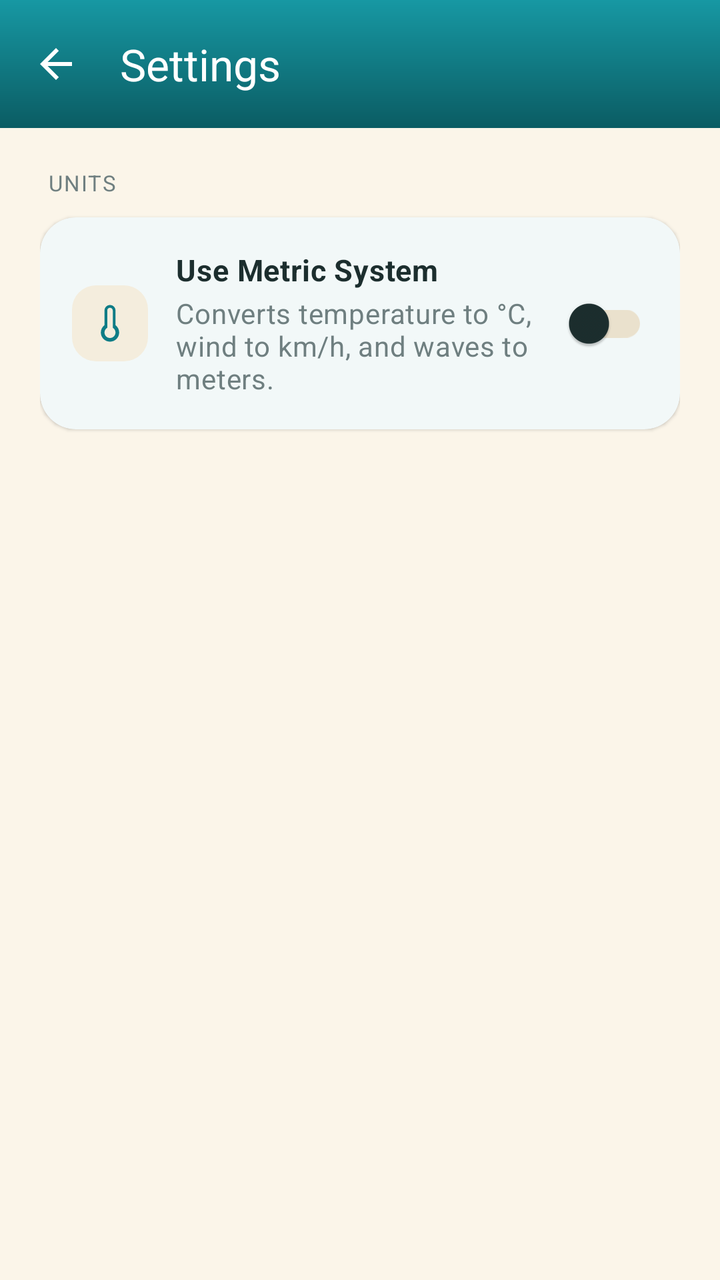
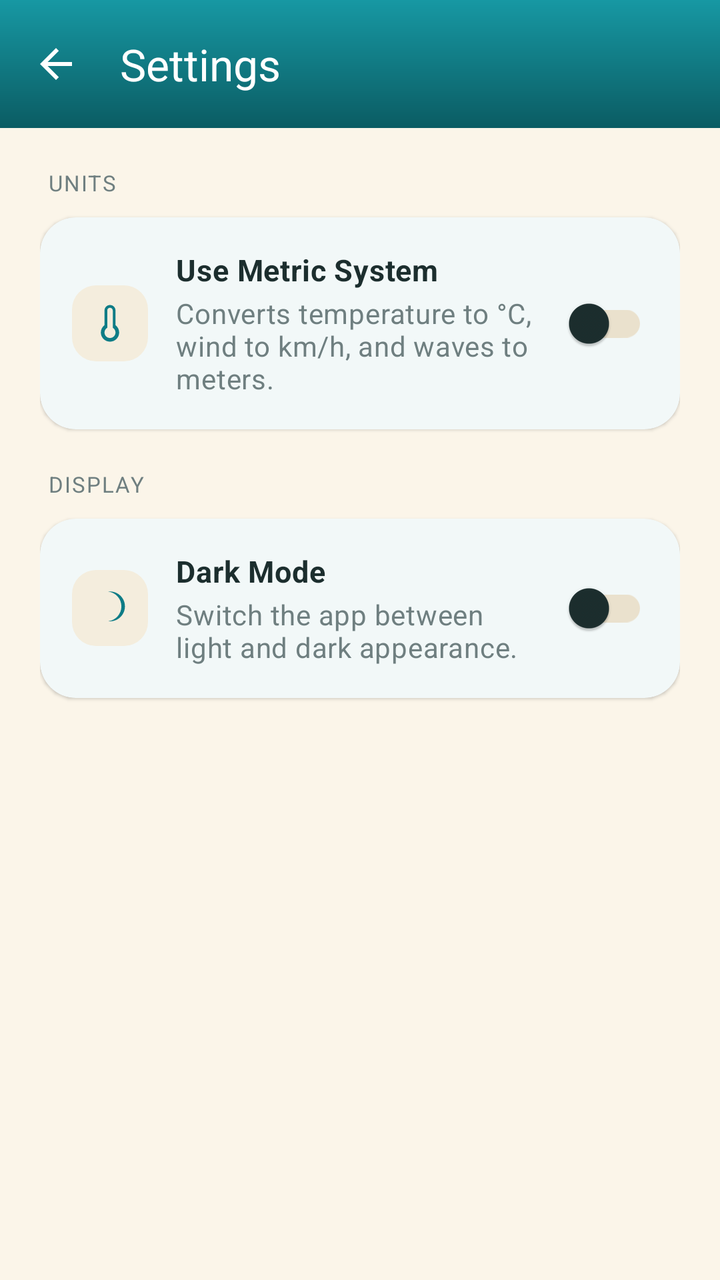

An Android layout rendered at two revisions. The XML below is the earlier revision; the diff shows what the commit changed to produce the second picture.
<!-- AndroidManifest.xml: activity theme Theme.MyApplication -->
<!-- res/layout/activity_settings.xml -->
<?xml version="1.0" encoding="utf-8"?>
<LinearLayout xmlns:android="http://schemas.android.com/apk/res/android"
    xmlns:app="http://schemas.android.com/apk/res-auto"
    android:layout_width="match_parent"
    android:layout_height="match_parent"
    android:background="@color/background"
    android:orientation="vertical">

    <LinearLayout
        android:id="@+id/settingsToolbarContainer"
        android:layout_width="match_parent"
        android:layout_height="wrap_content"
        android:background="@drawable/bg_hero_gradient"
        android:theme="@style/ThemeOverlay.Material3.Dark">

        <com.google.android.material.appbar.MaterialToolbar
            android:id="@+id/settingsToolbar"
            android:layout_width="match_parent"
            android:layout_height="wrap_content"
            android:minHeight="?attr/actionBarSize"
            app:navigationIcon="@drawable/ic_back"
            app:navigationIconTint="@color/on_hero"
            app:title="@string/settings_title"
            app:titleTextColor="@color/on_hero" />
    </LinearLayout>

    <LinearLayout
        android:id="@+id/settingsContent"
        android:layout_width="match_parent"
        android:layout_height="match_parent"
        android:orientation="vertical"
        android:padding="20dp">

        <TextView
            android:layout_width="wrap_content"
            android:layout_height="wrap_content"
            android:layout_marginBottom="10dp"
            android:layout_marginStart="4dp"
            android:text="@string/units_section_title"
            android:textAppearance="@style/TextAppearance.App.Caption" />

        <com.google.android.material.card.MaterialCardView
            android:layout_width="match_parent"
            android:layout_height="wrap_content"
            app:cardBackgroundColor="@color/surface"
            app:cardCornerRadius="18dp"
            app:cardElevation="1dp"
            app:strokeWidth="0dp">

            <LinearLayout
                android:layout_width="match_parent"
                android:layout_height="wrap_content"
                android:gravity="center_vertical"
                android:orientation="horizontal"
                android:padding="16dp">

                <ImageView
                    android:layout_width="38dp"
                    android:layout_height="38dp"
                    android:background="@drawable/bg_pill_neutral"
                    android:contentDescription="@null"
                    android:padding="8dp"
                    android:src="@drawable/ic_thermometer"
                    app:tint="@color/primary" />

                <LinearLayout
                    android:layout_width="0dp"
                    android:layout_height="wrap_content"
                    android:layout_marginStart="14dp"
                    android:layout_weight="1"
                    android:orientation="vertical">

                    <TextView
                        android:layout_width="match_parent"
                        android:layout_height="wrap_content"
                        android:text="@string/use_metric_title"
                        android:textAppearance="@style/TextAppearance.App.Body"
                        android:textStyle="bold" />

                    <TextView
                        android:layout_width="match_parent"
                        android:layout_height="wrap_content"
                        android:layout_marginTop="2dp"
                        android:text="@string/use_metric_subtitle"
                        android:textAppearance="@style/TextAppearance.App.Subtitle" />
                </LinearLayout>

                <com.google.android.material.switchmaterial.SwitchMaterial
                    android:id="@+id/metricUnitSwitch"
                    android:layout_width="wrap_content"
                    android:layout_height="wrap_content"
                    android:layout_marginStart="8dp" />
            </LinearLayout>
        </com.google.android.material.card.MaterialCardView>

    </LinearLayout>

</LinearLayout>
<!-- resources referenced by this layout -->
<resources>
  <color name="background">#FBF5E9</color>
  <color name="on_hero">#FFFFFF</color>
  <color name="primary">#0E7C86</color>
  <color name="surface">#FFFFFF</color>
  <!-- drawable bg_pill_neutral (drawable) -->
  <?xml version="1.0" encoding="utf-8"?>
  <shape xmlns:android="http://schemas.android.com/apk/res/android"
      android:shape="rectangle">
      <solid android:color="@color/surface_alt" />
      <corners android:radius="12dp" />
  </shape>
  <!-- drawable ic_back (drawable) -->
  <vector xmlns:android="http://schemas.android.com/apk/res/android"
      android:width="24dp"
      android:height="24dp"
      android:viewportWidth="24"
      android:viewportHeight="24">
      <path
          android:fillColor="#000000"
          android:pathData="M20,11H7.83l5.59,-5.59L12,4l-8,8 8,8 1.41,-1.41L7.83,13H20v-2z" />
  </vector>
  <string name="settings_title">Settings</string>
  <string name="units_section_title">Units</string>
  <string name="use_metric_subtitle">Converts temperature to °C, wind to km/h, and waves to meters.</string>
  <string name="use_metric_title">Use Metric System</string>
  <style name="TextAppearance.App.Body" parent="TextAppearance.Material3.BodyMedium">
          <item name="android:textSize">15sp</item>
          <item name="android:textColor">@color/text_primary</item>
          <item name="android:lineSpacingExtra">4sp</item>
      </style>
  <style name="TextAppearance.App.Subtitle" parent="TextAppearance.Material3.BodyMedium">
          <item name="android:fontFamily">sans-serif</item>
          <item name="android:textSize">14sp</item>
          <item name="android:textColor">@color/text_secondary</item>
      </style>
  <color name="ocean_gradient_start">#1798A3</color>
  <color name="ocean_gradient_end">#0B5C63</color>
  <color name="surface_alt">#F4EDDD</color>
  <color name="text_primary">#1C2E2E</color>
  <color name="text_secondary">#6F7F80</color>
  <color name="on_primary">#FFFFFF</color>
  <color name="primary_variant">#0B5C63</color>
  <color name="advisor_bg">#E4F3F1</color>
  <color name="secondary">#FF7A59</color>
  <color name="on_secondary">#FFFFFF</color>
  <color name="secondary_variant">#E85F3E</color>
  <color name="tertiary_gold">#E8A93C</color>
  <color name="divider">#EAE1CD</color>
  <color name="error">#E15252</color>
  <style name="ShapeAppearance.App.Corner.ExtraSmall" parent="ShapeAppearance.Material3.Corner.ExtraSmall">
          <item name="cornerSize">8dp</item>
      </style>
  <style name="ShapeAppearance.App.Corner.Small" parent="ShapeAppearance.Material3.Corner.Small">
          <item name="cornerSize">12dp</item>
      </style>
  <style name="ShapeAppearance.App.Corner.Medium" parent="ShapeAppearance.Material3.Corner.Medium">
          <item name="cornerSize">18dp</item>
      </style>
  <style name="ShapeAppearance.App.Corner.Large" parent="ShapeAppearance.Material3.Corner.Large">
          <item name="cornerSize">24dp</item>
      </style>
  <style name="ShapeAppearance.App.Corner.ExtraLarge" parent="ShapeAppearance.Material3.Corner.ExtraLarge">
          <item name="cornerSize">32dp</item>
      </style>
  <!-- unchanged entries left out for length: 4 -->
</resources>

<!-- the commit's change to res/layout/activity_settings.xml (unified diff, before → after) -->
@@ -93,6 +93,69 @@
             </LinearLayout>
         </com.google.android.material.card.MaterialCardView>
 
+        <TextView
+            android:layout_width="wrap_content"
+            android:layout_height="wrap_content"
+            android:layout_marginTop="20dp"
+            android:layout_marginBottom="10dp"
+            android:layout_marginStart="4dp"
+            android:text="@string/display_section_title"
+            android:textAppearance="@style/TextAppearance.App.Caption" />
+
+        <com.google.android.material.card.MaterialCardView
+            android:layout_width="match_parent"
+            android:layout_height="wrap_content"
+            app:cardBackgroundColor="@color/surface"
+            app:cardCornerRadius="18dp"
+            app:cardElevation="1dp"
+            app:strokeWidth="0dp">
+
+            <LinearLayout
+                android:layout_width="match_parent"
+                android:layout_height="wrap_content"
+                android:gravity="center_vertical"
+                android:orientation="horizontal"
+                android:padding="16dp">
+
+                <ImageView
+                    android:layout_width="38dp"
+                    android:layout_height="38dp"
+                    android:background="@drawable/bg_pill_neutral"
+                    android:contentDescription="@null"
+                    android:padding="8dp"
+                    android:src="@drawable/ic_moon"
+                    app:tint="@color/primary" />
+
+                <LinearLayout
+                    android:layout_width="0dp"
+                    android:layout_height="wrap_content"
+                    android:layout_marginStart="14dp"
+                    android:layout_weight="1"
+                    android:orientation="vertical">
+
+                    <TextView
+                        android:layout_width="match_parent"
+                        android:layout_height="wrap_content"
+                        android:text="@string/use_dark_mode_title"
+                        android:textAppearance="@style/TextAppearance.App.Body"
+                        android:textStyle="bold" />
+
+                    <TextView
+                        android:layout_width="match_parent"
+                        android:layout_height="wrap_content"
+                        android:layout_marginTop="2dp"
+                        android:text="@string/use_dark_mode_subtitle"
+                        android:textAppearance="@style/TextAppearance.App.Subtitle" />
+                </LinearLayout>
+
+                <com.google.android.material.switchmaterial.SwitchMaterial
+                    android:id="@+id/darkModeSwitch"
+                    android:layout_width="wrap_content"
+                    android:layout_height="wrap_content"
+                    android:layout_marginStart="8dp" />
+            </LinearLayout>
+        </com.google.android.material.card.MaterialCardView>
+
     </LinearLayout>
 
 </LinearLayout>
<!-- resource entries referenced after the edit -->
@@ -21,8 +21,21 @@
           android:fillColor="#000000"
           android:pathData="M20,11H7.83l5.59,-5.59L12,4l-8,8 8,8 1.41,-1.41L7.83,13H20v-2z" />
   </vector>
+  <!-- drawable ic_moon (drawable) -->
+  <vector xmlns:android="http://schemas.android.com/apk/res/android"
+      android:width="24dp"
+      android:height="24dp"
+      android:viewportWidth="24"
+      android:viewportHeight="24">
+      <path
+          android:fillColor="#000000"
+          android:pathData="M12,3c-0.34,0 -0.68,0.02 -1,0.05c4.06,0.46 7.22,3.9 7.22,8.08s-3.16,7.62 -7.22,8.08c0.32,0.03 0.66,0.05 1,0.05c4.5,0 8.15,-3.65 8.15,-8.15S16.5,3 12,3z" />
+  </vector>
+  <string name="display_section_title">Display</string>
   <string name="settings_title">Settings</string>
   <string name="units_section_title">Units</string>
+  <string name="use_dark_mode_subtitle">Switch the app between light and dark appearance.</string>
+  <string name="use_dark_mode_title">Dark Mode</string>
   <string name="use_metric_subtitle">Converts temperature to °C, wind to km/h, and waves to meters.</string>
   <string name="use_metric_title">Use Metric System</string>
   <style name="TextAppearance.App.Body" parent="TextAppearance.Material3.BodyMedium">
